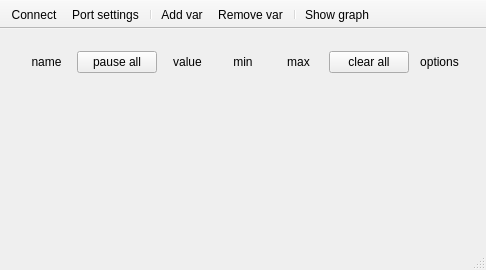
Before: the Qt Designer form mainwindow.ui in troisiemetype/ardebug, drawn with Qt 5.
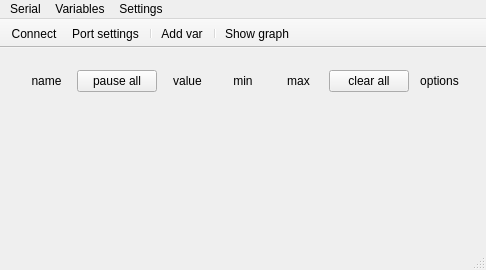
After: the same form once the commit is applied.

```diff
--- a/mainwindow.ui
+++ b/mainwindow.ui
@@ -124,6 +124,27 @@
      <height>19</height>
     </rect>
    </property>
+   <widget class="QMenu" name="menuSerial">
+    <property name="title">
+     <string>Serial</string>
+    </property>
+    <addaction name="actionConnect"/>
+    <addaction name="actionPort_settings"/>
+   </widget>
+   <widget class="QMenu" name="menuVariables">
+    <property name="title">
+     <string>Variables</string>
+    </property>
+    <addaction name="actionAdd_var"/>
+   </widget>
+   <widget class="QMenu" name="menuSettings">
+    <property name="title">
+     <string>Settings</string>
+    </property>
+   </widget>
+   <addaction name="menuSerial"/>
+   <addaction name="menuVariables"/>
+   <addaction name="menuSettings"/>
   </widget>
   <widget class="QToolBar" name="mainToolBar">
    <property name="movable">
@@ -139,9 +160,8 @@
    <addaction name="actionPort_settings"/>
    <addaction name="separator"/>
    <addaction name="actionAdd_var"/>
-   <addaction name="actionRemove_var"/>
    <addaction name="separator"/>
-   <addaction name="actionShow_graph"/>
+   <addaction name="actionAddGraph"/>
   </widget>
   <widget class="QStatusBar" name="statusBar"/>
   <action name="actionConnect">
@@ -175,9 +195,9 @@
     <string>Port settings</string>
    </property>
   </action>
-  <action name="actionShow_graph">
+  <action name="actionAddGraph">
    <property name="checkable">
-    <bool>true</bool>
+    <bool>false</bool>
    </property>
    <property name="text">
     <string>Show graph</string>
```
